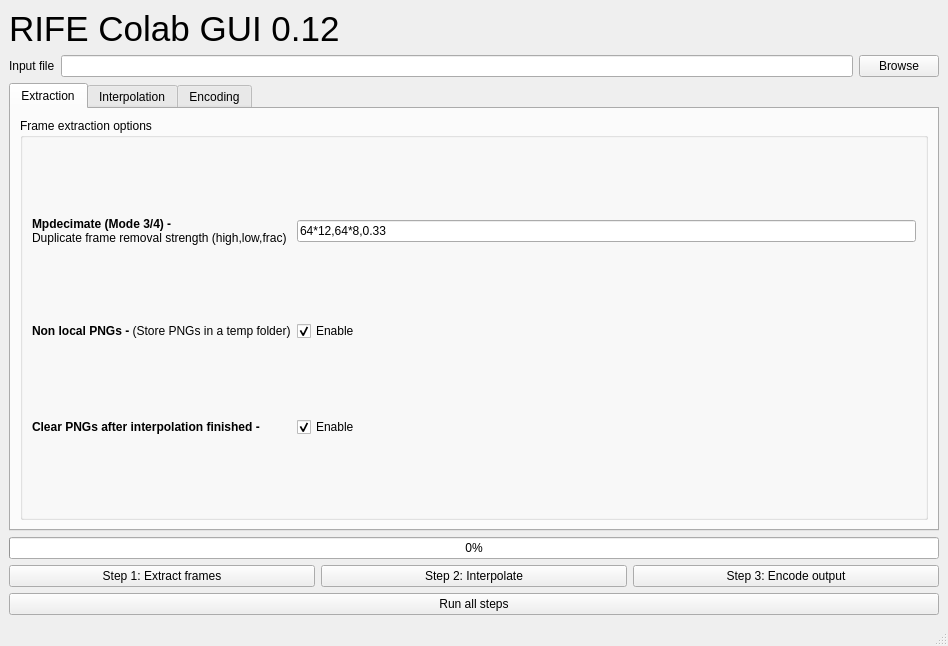
HeylonNHP/RIFE-Colab, file main_gui.ui: the form before one commit.
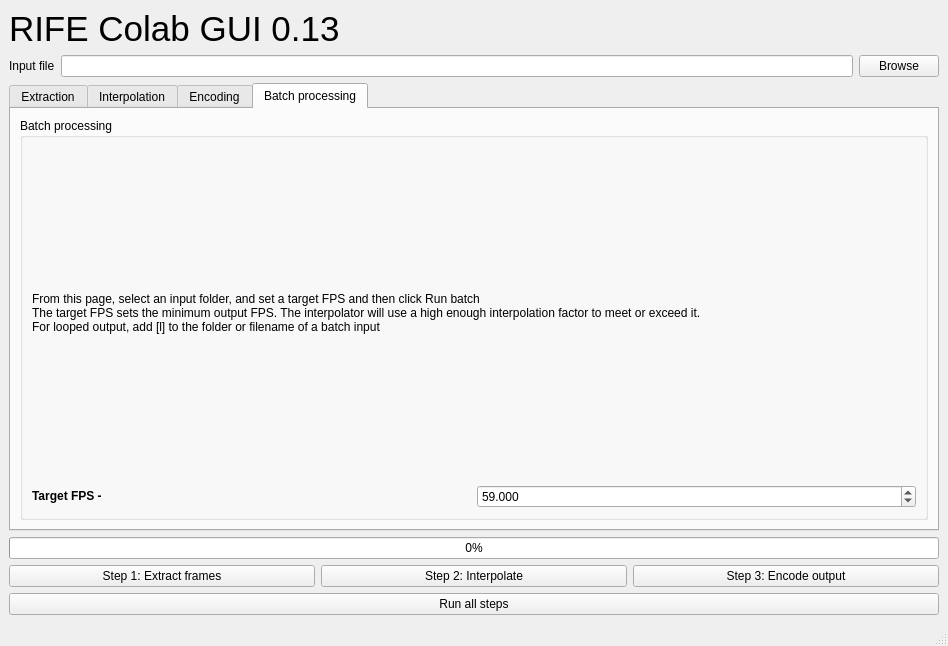
The form after the commit. The open tabs and pages were chosen to show the change.

Commit message: Add batch processing to GUI

Diff of the .ui file:
```diff
--- a/main_gui.ui
+++ b/main_gui.ui
@@ -37,7 +37,7 @@
          </font>
         </property>
         <property name="text">
-         <string>&lt;html&gt;&lt;head/&gt;&lt;body&gt;&lt;p&gt;RIFE Colab GUI 0.12&lt;/p&gt;&lt;/body&gt;&lt;/html&gt;</string>
+         <string>&lt;html&gt;&lt;head/&gt;&lt;body&gt;&lt;p&gt;RIFE Colab GUI 0.13&lt;/p&gt;&lt;/body&gt;&lt;/html&gt;</string>
         </property>
        </widget>
       </item>
@@ -532,6 +532,54 @@
         </item>
        </layout>
       </widget>
+      <widget class="QWidget" name="tab_4">
+       <attribute name="title">
+        <string>Batch processing</string>
+       </attribute>
+       <layout class="QVBoxLayout" name="verticalLayout_5">
+        <item>
+         <widget class="QGroupBox" name="groupBox_5">
+          <property name="title">
+           <string>Batch processing</string>
+          </property>
+          <layout class="QGridLayout" name="gridLayout_6">
+           <item row="1" column="0">
+            <widget class="QLabel" name="label_19">
+             <property name="text">
+              <string>&lt;html&gt;&lt;head/&gt;&lt;body&gt;&lt;p&gt;&lt;span style=&quot; font-weight:600;&quot;&gt;Target FPS -&lt;/span&gt;&lt;/p&gt;&lt;/body&gt;&lt;/html&gt;</string>
+             </property>
+            </widget>
+           </item>
+           <item row="1" column="1">
+            <widget class="QDoubleSpinBox" name="targetFPSnumber">
+             <property name="decimals">
+              <number>3</number>
+             </property>
+             <property name="maximum">
+              <double>9999999999999.000000000000000</double>
+             </property>
+             <property name="singleStep">
+              <double>0.001000000000000</double>
+             </property>
+             <property name="value">
+              <double>59.000000000000000</double>
+             </property>
+            </widget>
+           </item>
+           <item row="0" column="0" colspan="2">
+            <widget class="QLabel" name="label_20">
+             <property name="text">
+              <string>&lt;html&gt;&lt;head/&gt;&lt;body&gt;From this page, select an input folder, and set a target FPS and then click Run batch&lt;br&gt;The target FPS sets the minimum output FPS. The interpolator will use a high enough interpolation factor to meet or exceed it.
+&lt;br&gt;
+For looped output, add [l] to the folder or filename of a batch input&lt;/body&gt;&lt;/html&gt;</string>
+             </property>
+            </widget>
+           </item>
+          </layout>
+         </widget>
+        </item>
+       </layout>
+      </widget>
      </widget>
     </item>
     <item>
```
Left out of the diff: 2 changed lines with no effect on the pictures. The commit also changes 3 other files.
